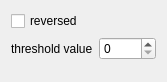
Old version of the form src/view/ui/ThresholdImage.ui in the repository Hboni/francis.
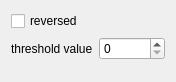
New version of the form.

The edit to the form file:
```diff
--- a/src/view/ui/ThresholdImage.ui
+++ b/src/view/ui/ThresholdImage.ui
@@ -6,7 +6,7 @@
    <rect>
     <x>0</x>
     <y>0</y>
-    <width>167</width>
+    <width>176</width>
     <height>82</height>
    </rect>
   </property>
```
